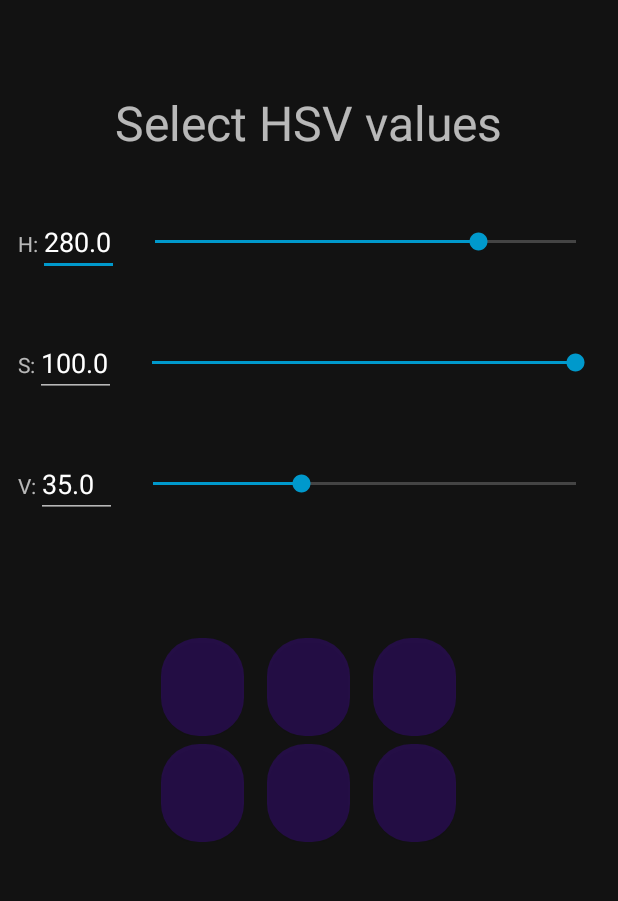
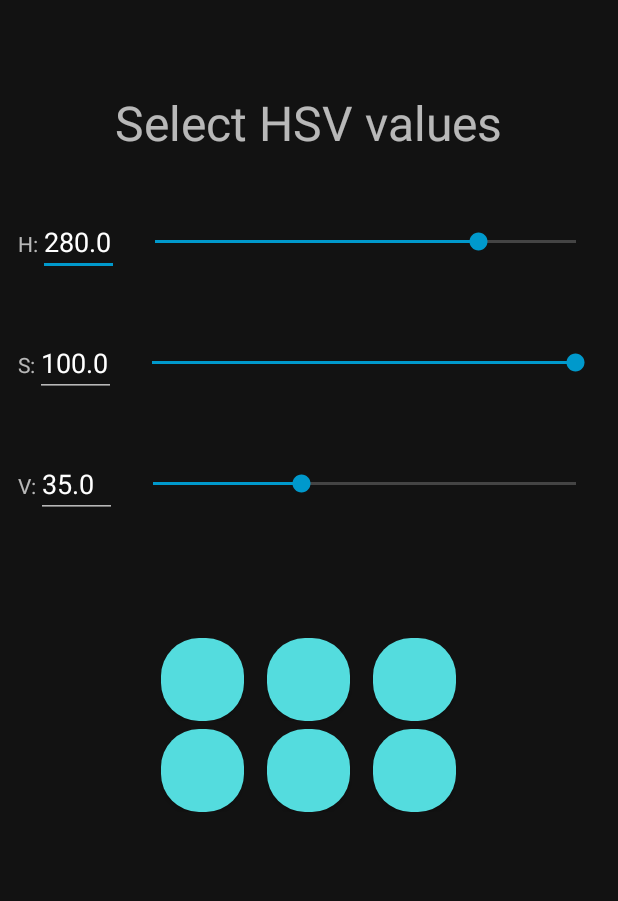
Before and after one commit to FilipGrela/Phone-led-controler, an Android app: the screen it shows after launch (MainActivity), on a phone screen of 412 x 824 dp, the part 62-963 px from its top. Run offline under Robolectric (Android 15) with nearby library versions, the phone set to English and light mode, and no system bars; our stand-ins replace androidx.preference.

Commit message:
Fix favourite buttons colours :yellow_heart:

```diff
--- a/app/src/main/java/pl/filipgrela/ledcontroller/MainActivity.java
+++ b/app/src/main/java/pl/filipgrela/ledcontroller/MainActivity.java
@@ -147,6 +147,12 @@ public class MainActivity extends AppCompatActivity implements
     private void setupFavouriteColors() {
         for (int j = 0; j <= buttons.length - 1; j++){
             final int i = j;
+
+            setButtonColor(buttons[i],
+                    sharedPref.getFloat("favorites_button_h" + buttons[i].getId(), 180),
+                    sharedPref.getFloat("favorites_button_s" + buttons[i].getId(), 100),
+                    sharedPref.getFloat("favorites_button_v" + buttons[i].getId(), 0));
+
             buttons[i].setOnClickListener(new View.OnClickListener() {
                 @Override
                 public void onClick(View v) {
@@ -166,23 +172,27 @@ public class MainActivity extends AppCompatActivity implements
                     vibrate(50);
 
                     saveColorToFavourites(buttons[i]);
+                    setButtonColor(buttons[i], (float) hValue, (float) sValue, (float) vValue);
 
-                    RoundRectShape rectShape = new RoundRectShape(new float[]{
-                            50, 50, 50, 50,
-                            50, 50, 50, 50
-                    }, null, null);
-                    ShapeDrawable shapeDrawable = new ShapeDrawable(rectShape);
-                    shapeDrawable.getPaint().setColor(Color.HSVToColor(new float[]{(float) hValue, (float) sValue, (float) vValue}));
-                    shapeDrawable.getPaint().setStyle(Paint.Style.FILL);
-                    shapeDrawable.getPaint().setAntiAlias(true);
-                    shapeDrawable.getPaint().setFlags(Paint.ANTI_ALIAS_FLAG);
-
-                    buttons[i].setForeground(shapeDrawable);
 
                     return false;
                 }
             });
         }
+    }
+
+    private void setButtonColor(Button button, float h, float s, float v){
+        RoundRectShape rectShape = new RoundRectShape(new float[]{
+                50, 50, 50, 50,
+                50, 50, 50, 50
+        }, null, null);
+        ShapeDrawable shapeDrawable = new ShapeDrawable(rectShape);
+        shapeDrawable.getPaint().setColor(Color.HSVToColor((int) v,new float[]{ h, s, 100}));
+        shapeDrawable.getPaint().setStyle(Paint.Style.FILL);
+        shapeDrawable.getPaint().setAntiAlias(true);
+        shapeDrawable.getPaint().setFlags(Paint.ANTI_ALIAS_FLAG);
+
+        button.setForeground(shapeDrawable);
     }
 
     private void saveColorToFavourites(Button button) {
--- a/app/src/main/java/pl/filipgrela/ledcontroller/comunication/RaspberryClient.java
+++ b/app/src/main/java/pl/filipgrela/ledcontroller/comunication/RaspberryClient.java
@@ -49,7 +49,7 @@ public class RaspberryClient {
         this.context = context;
         out = null;
 
-        if (isHostIsReachable(context, ip)) {
+        if (isHostIsReachable(ip)) {
             hostConnectionsTries = 0;
             pref = context.getSharedPreferences("MyPref", Context.MODE_PRIVATE);
             editor = pref.edit();
@@ -142,7 +142,7 @@ public class RaspberryClient {
     @RequiresApi(api = Build.VERSION_CODES.KITKAT)
     public void sendMessage(Context context, PrintWriter out, String msg) {
         this.context = context;
-        if (isHostIsReachable(context, getPrefServerIp(context)) && out != null) {
+        if (isHostIsReachable(getPrefServerIp(context)) && out != null) {
             Log.d(TAG, "Message send.");
 
             byte[] bytes = msg.getBytes(StandardCharsets.UTF_8);
@@ -177,16 +177,7 @@ public class RaspberryClient {
         Log.d(TAG, "Connection closed.");
     }
 
-
-    public void updateIP(String ip, int port) throws IOException {
-        Log.d(TAG, "Server ip updating to:" + ip + ":" + port);
-
-        editor.putString("Server_IP", ip);
-        editor.putInt("Server_port", port);
-        editor.apply();
-    }
-
-    private boolean isHostIsReachable(Context context, String ip){
+    private boolean isHostIsReachable(String ip){
         boolean reachable = false;
         try {
             InetAddress address = InetAddress.getByName(ip);
@@ -211,6 +202,4 @@ public class RaspberryClient {
 
         return pref.getInt("Server_port", DEFAULT_PORT);
     }
-
-    //TODO Zrobić wysyłanie wiadomości wyłaczającej program na rpi oraz rpi (EXIT_MSG = "Az!DaKYJ,2LvN=]s{R@];4))#Aj-hub<tuP4D+^S8RN,Yb+r_+")
 }
--- a/app/src/main/res/drawable/rounded_rectangle.xml
+++ b/app/src/main/res/drawable/rounded_rectangle.xml
@@ -1,6 +1,6 @@
 <?xml version="1.0" encoding="utf-8"?>
 <shape xmlns:android="http://schemas.android.com/apk/res/android" android:shape="rectangle" android:padding="10dp">
-    <solid android:color="#3B000000"/> <!-- this one is the color of the Rounded Button -->
+    <solid android:color="#000000"/> <!-- this one is the color of the Rounded Button -->
 
     <corners
         android:radius="25dp"/>
--- a/app/src/main/res/layout/activity_main.xml
+++ b/app/src/main/res/layout/activity_main.xml
@@ -115,20 +115,20 @@
                 android:background="@drawable/rounded_rectangle"
                 android:id="@+id/favourite_0"
                 android:layout_width="55dp"
-                android:layout_height="65dp"/>
+                android:layout_height="55dp"/>
 
             <Button
                 android:background="@drawable/rounded_rectangle"
                 android:id="@+id/favourite_1"
                 android:layout_width="55dp"
-                android:layout_height="65dp"
+                android:layout_height="55dp"
                 android:layout_marginHorizontal="15dp"/>
 
             <Button
                 android:background="@drawable/rounded_rectangle"
                 android:id="@+id/favourite_2"
                 android:layout_width="55dp"
-                android:layout_height="65dp"/>
+                android:layout_height="55dp"/>
         </LinearLayout>
 
         <LinearLayout
@@ -140,20 +140,20 @@
                 android:background="@drawable/rounded_rectangle"
                 android:id="@+id/favourite_3"
                 android:layout_width="55dp"
-                android:layout_height="65dp" />
+                android:layout_height="55dp" />
 
             <Button
                 android:background="@drawable/rounded_rectangle"
                 android:id="@+id/favourite_4"
                 android:layout_width="55dp"
-                android:layout_height="65dp"
+                android:layout_height="55dp"
                 android:layout_marginHorizontal="15dp"/>
 
             <Button
                 android:background="@drawable/rounded_rectangle"
                 android:id="@+id/favourite_5"
                 android:layout_width="55dp"
-                android:layout_height="65dp"/>
+                android:layout_height="55dp"/>
         </LinearLayout>
 
     </androidx.appcompat.widget.LinearLayoutCompat>
```
